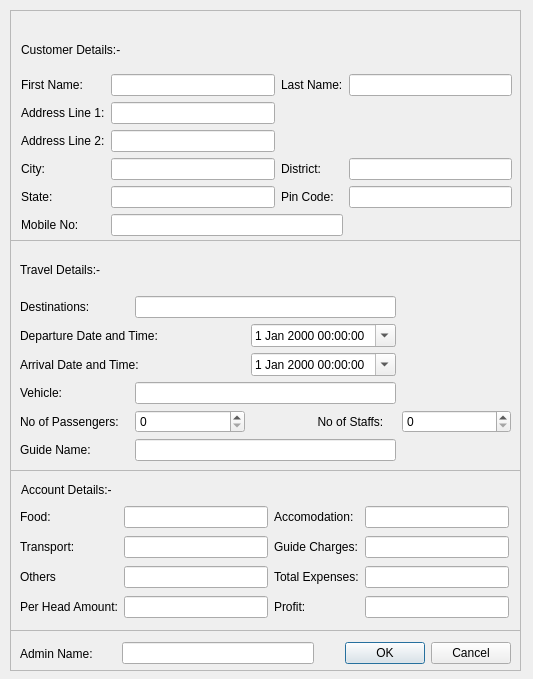
Old version of the form src/newquotationdialogue.ui in the repository jayadevenair/accounting-made-easy.
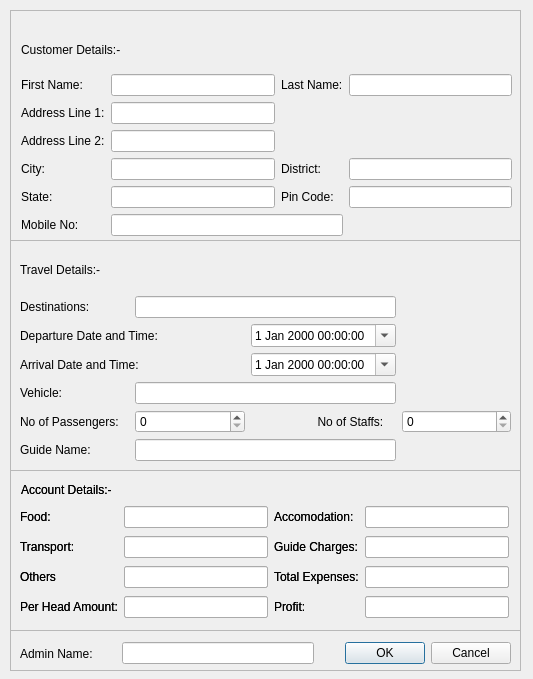
New version of the form.

Commit message:
Add support for advance and accounts
New table advance
new advance dialogue box
new view by adding tabs

Diff of the .ui file:
```diff
--- a/src/newquotationdialogue.ui
+++ b/src/newquotationdialogue.ui
@@ -473,6 +473,171 @@
      </item>
     </layout>
    </widget>
+   <widget class="QFrame" name="frameAccountDetails_2">
+    <property name="geometry">
+     <rect>
+      <x>0</x>
+      <y>0</y>
+      <width>511</width>
+      <height>161</height>
+     </rect>
+    </property>
+    <property name="frameShape">
+     <enum>QFrame::StyledPanel</enum>
+    </property>
+    <property name="frameShadow">
+     <enum>QFrame::Raised</enum>
+    </property>
+    <widget class="QLabel" name="labelAccountDetails_2">
+     <property name="geometry">
+      <rect>
+       <x>11</x>
+       <y>11</y>
+       <width>116</width>
+       <height>17</height>
+      </rect>
+     </property>
+     <property name="text">
+      <string>Account Details:-</string>
+     </property>
+    </widget>
+    <widget class="QWidget" name="layoutWidget_2">
+     <property name="geometry">
+      <rect>
+       <x>10</x>
+       <y>34</y>
+       <width>489</width>
+       <height>120</height>
+      </rect>
+     </property>
+     <layout class="QGridLayout" name="gridLayout_4">
+      <item row="0" column="3" colspan="2">
+       <widget class="QLabel" name="labelAccomodation_2">
+        <property name="text">
+         <string>Accomodation:</string>
+        </property>
+       </widget>
+      </item>
+      <item row="0" column="5">
+       <widget class="QLineEdit" name="lineEditAccomodation_2">
+        <property name="clearButtonEnabled">
+         <bool>true</bool>
+        </property>
+       </widget>
+      </item>
+      <item row="1" column="3" colspan="2">
+       <widget class="QLabel" name="labelGuideCharges_2">
+        <property name="text">
+         <string>Guide Charges:</string>
+        </property>
+       </widget>
+      </item>
+      <item row="1" column="5">
+       <widget class="QLineEdit" name="lineEditGuideCharges_2">
+        <property name="clearButtonEnabled">
+         <bool>true</bool>
+        </property>
+       </widget>
+      </item>
+      <item row="2" column="3" colspan="2">
+       <widget class="QLabel" name="labelTotalExpenses_2">
+        <property name="text">
+         <string>Total Expenses:</string>
+        </property>
+       </widget>
+      </item>
+      <item row="2" column="5">
+       <widget class="QLineEdit" name="lineEditTotalExpenses_2">
+        <property name="readOnly">
+         <bool>true</bool>
+        </property>
+        <property name="clearButtonEnabled">
+         <bool>false</bool>
+        </property>
+       </widget>
+      </item>
+      <item row="3" column="0" colspan="2">
+       <widget class="QLabel" name="labelPerHeadAmount_2">
+        <property name="text">
+         <string>Per Head Amount:</string>
+        </property>
+       </widget>
+      </item>
+      <item row="3" column="5">
+       <widget class="QLineEdit" name="lineEditBalance_2">
+        <property name="readOnly">
+         <bool>true</bool>
+        </property>
+        <property name="placeholderText">
+         <string/>
+        </property>
+        <property name="clearButtonEnabled">
+         <bool>true</bool>
+        </property>
+       </widget>
+      </item>
+      <item row="2" column="2">
+       <widget class="QLineEdit" name="lineEditOthers_2">
+        <property name="clearButtonEnabled">
+         <bool>true</bool>
+        </property>
+       </widget>
+      </item>
+      <item row="1" column="2">
+       <widget class="QLineEdit" name="lineEditTransport_2">
+        <property name="clearButtonEnabled">
+         <bool>true</bool>
+        </property>
+       </widget>
+      </item>
+      <item row="0" column="2">
+       <widget class="QLineEdit" name="lineEditFood_2">
+        <property name="inputMask">
+         <string/>
+        </property>
+        <property name="clearButtonEnabled">
+         <bool>true</bool>
+        </property>
+       </widget>
+      </item>
+      <item row="0" column="0" colspan="2">
+       <widget class="QLabel" name="labelFood_2">
+        <property name="text">
+         <string>Food:</string>
+        </property>
+       </widget>
+      </item>
+      <item row="1" column="0" colspan="2">
+       <widget class="QLabel" name="labelTransport_2">
+        <property name="text">
+         <string>Transport:</string>
+        </property>
+       </widget>
+      </item>
+      <item row="2" column="0" colspan="2">
+       <widget class="QLabel" name="labelOthers_2">
+        <property name="text">
+         <string>Others</string>
+        </property>
+       </widget>
+      </item>
+      <item row="3" column="2">
+       <widget class="QLineEdit" name="lineEditPerHeadAmount_2">
+        <property name="clearButtonEnabled">
+         <bool>true</bool>
+        </property>
+       </widget>
+      </item>
+      <item row="3" column="3" colspan="2">
+       <widget class="QLabel" name="labelBalance_2">
+        <property name="text">
+         <string>Profit:</string>
+        </property>
+       </widget>
+      </item>
+     </layout>
+    </widget>
+   </widget>
   </widget>
   <widget class="QFrame" name="frameSubmission">
    <property name="geometry">
```
The commit also changes 12 other files.
